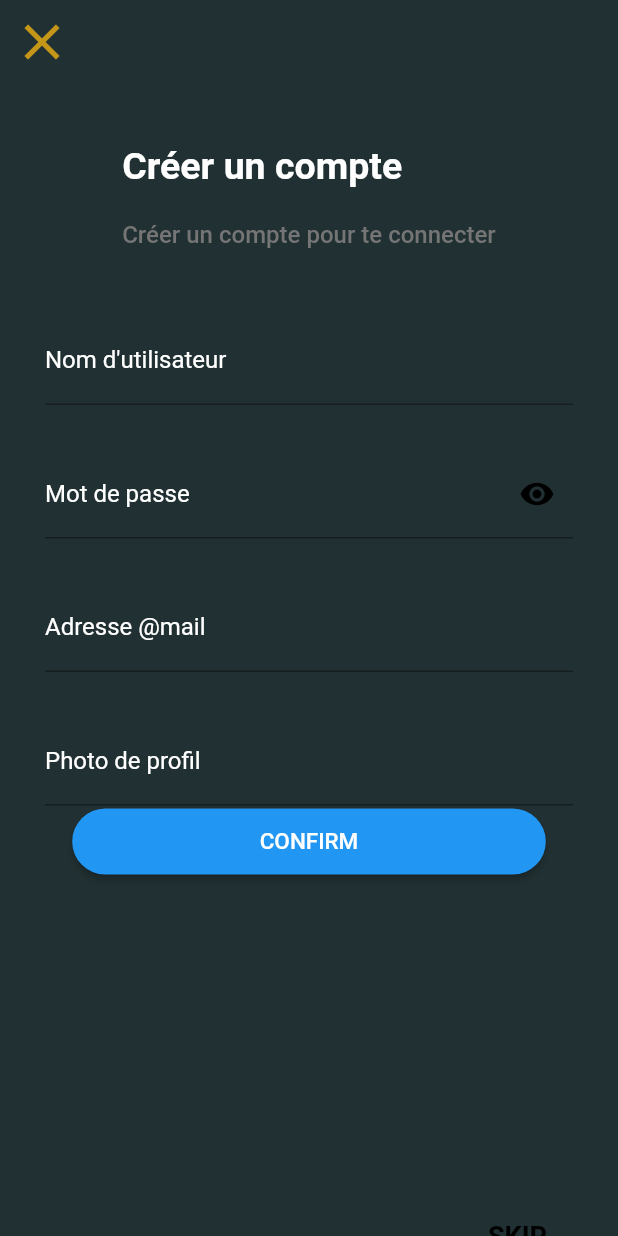
After one commit to FlorianCohenJoly/FlutterCoding, a Flutter app: the screen it shows after launch, after a tap on "Créer un compte", on a phone screen of 412 x 824 dp. The commit adds this screen. Run offline on Flutter 3.47's test engine with Material 2 defaults, Android fonts, the phone set to English and light mode, and no system bars; our stand-ins replace lottie; missing offline and left inert: mongo_dart; network calls fail.

Commit message:
Ajout de la fonctionnalité de création de compte

```diff
--- /dev/null
+++ b/app_flutter_coding/lib/bdd/constant.dart
@@ -0,0 +1,2 @@
+const MONGO_url = "mongodb+srv://test:test@cluster0.q26xcnc.mongodb.net/test?retryWrites=true&w=majority";
+const COLLECTION_NAME = "user";
--- /dev/null
+++ b/app_flutter_coding/lib/bdd/display.dart
@@ -0,0 +1,24 @@
+import 'package:flutter/material.dart';
+
+class MongoDbInsert extends StatefulWidget {
+  const MongoDbInsert({ Key? key }) : super(key: key);
+
+  @override
+  _MongoDbInsertState createState() => _MongoDbInsertState();
+}
+
+class _MongoDbInsertState extends State<MongoDbInsert> {
+  @override
+  Widget build(BuildContext context) {
+    return Scaffold(
+      body: SafeArea(
+
+        child: Column(
+          children: [
+            Text("hello world")
+          ],
+        ),
+      ),
+    );
+  }
+}
--- /dev/null
+++ b/app_flutter_coding/lib/bdd/mongoDBModel.dart
@@ -0,0 +1,43 @@
+// To parse this JSON data, do
+//
+//     final mongoDbModel = mongoDbModelFromJson(jsonString);
+
+import 'dart:convert';
+
+import 'package:mongo_dart/mongo_dart.dart';
+
+MongoDbModel mongoDbModelFromJson(String str) => MongoDbModel.fromJson(json.decode(str));
+
+String mongoDbModelToJson(MongoDbModel data) => json.encode(data.toJson());
+
+class MongoDbModel {
+    MongoDbModel({
+      required  this.id,
+      required  this.name,
+      required this.mdp,
+      required  this.mail,
+      required this.pp,
+    });
+
+    ObjectId id;
+    String name;
+    String mdp;
+    String mail;
+    String pp;
+
+    factory MongoDbModel.fromJson(Map<String, dynamic> json) => MongoDbModel(
+        id: json["_id"],
+        name: json["name"],
+        mdp: json["mdp"],
+        mail: json["mail"],
+        pp: json["pp"],
+    );
+
+    Map<String, dynamic> toJson() => {
+        "_id": id,
+        "name": name,
+        "mdp": mdp,
+        "mail": mail,
+        "pp": pp,
+    };
+}
--- /dev/null
+++ b/app_flutter_coding/lib/bdd/mongodb.dart
@@ -0,0 +1,58 @@
+import 'dart:developer';
+
+import 'package:app_flutter_coding/bdd/constant.dart';
+import 'package:app_flutter_coding/bdd/mongoDBModel.dart';
+import 'package:mongo_dart/mongo_dart.dart';
+
+class MongoDatabase {
+  static var collection;
+  static connect() async {
+
+
+    var db = await Db.create(MONGO_url);
+    await db.open();
+    inspect(db);
+    var status = db.serverStatus();
+    print(status);
+    collection = db.collection(COLLECTION_NAME);
+    print(await collection.find().toList());
+
+    // Ajouter un users
+    // await collection.insertMany([{
+    //   "username": "mp2",
+    //   "name": "Max Payne2",
+    //   "email": "mp2@gmail.com",
+    // },
+    // {
+    //    "username": "mp3",
+    //   "name": "Max Payne3",
+    //   "email": "mp3@gmail.com",
+
+    // },
+    // ]);
+
+    // Changer un user
+    // await collection.update(where.eq('username', 'mp'), modify.set('name', 'Max P'));
+    // //await collection.updateMany(where.eq('username', 'mp'), modify.set('name', 'Max P'));
+
+    // Delete un user
+    // await collection.deleteOne({"username": "mp",});
+    // await collection.deleteMany({"username": "mp2",});
+
+    print(await collection.find().toList());
+  }
+
+  static Future<String> insert(MongoDbModel data) async {
+    try {
+      var result = await collection.insertOne(data.toJson());
+      if (result.isSucces) {
+        return "data inserted";
+      } else {
+        return "erreur";
+      }
+    } catch (e) {
+      print(e.toString());
+      return e.toString();
+    }
+  }
+}
--- a/app_flutter_coding/lib/body_page.dart
+++ b/app_flutter_coding/lib/body_page.dart
@@ -1,10 +1,11 @@
+import 'package:app_flutter_coding/animation/delayed_animation.dart';
+import 'package:app_flutter_coding/connexion/inscription_page.dart';
 import 'package:app_flutter_coding/connexion/login_page.dart';
 import 'package:flutter/material.dart';
-
-
+import 'package:lottie/lottie.dart';
 
 class Body extends StatefulWidget {
-  const Body({ Key? key }) : super(key: key);
+  const Body({Key? key}) : super(key: key);
 
   @override
   _BodyState createState() => _BodyState();
@@ -14,6 +15,16 @@ class _BodyState extends State<Body> {
   @override
   Widget build(BuildContext context) {
     return Container(
+        color: Color.fromARGB(255, 33, 48, 50),
+      child: Column(
+        mainAxisAlignment: MainAxisAlignment.spaceEvenly,
+        children: [
+          essai(),
+          Column(
+            mainAxisAlignment: MainAxisAlignment.spaceEvenly,
+            children: [
+              DelayedAnimation(
+                delay: 1000,
                 child: ElevatedButton(
                   onPressed: () {
                     Navigator.push(
@@ -23,13 +34,72 @@ class _BodyState extends State<Body> {
                       ),
                     );
                   },
-                          child: Text("C'est partie"),
+                  child: Text("Connecte toi"),
                   style: ElevatedButton.styleFrom(
                     shape: StadiumBorder(),
-                            backgroundColor: Colors.green.shade400,
+                    padding: EdgeInsets.symmetric(
+                      horizontal: 125,
+                      vertical: 10,
+                    ),
+                    backgroundColor: Colors.blue,
                     textStyle: TextStyle(
-                              fontSize: 15,
+                      fontSize: 25,
                     ),
+                  ),
+                ),
+              ),
+              Text(
+                "ou",
+                style: TextStyle(
+                  color: Colors.white,
+                  fontSize: 25,
+                  fontWeight: FontWeight.w600,
+                ),
+              ),
+              DelayedAnimation(
+                delay: 1000,
+                child: ElevatedButton(
+                  onPressed: () {
+                    Navigator.push(
+                      context,
+                      MaterialPageRoute(
+                        builder: (context) => InscriptionPage(),
+                      ),
+                    );
+                  },
+                  child: Text("Créer un compte"),
+                  style: ElevatedButton.styleFrom(
+                    shape: StadiumBorder(),
+                    padding: EdgeInsets.symmetric(
+                      horizontal: 105,
+                      vertical: 10,
+                    ),
+                    backgroundColor: Colors.blue,
+                    textStyle: TextStyle(
+                      fontSize: 25,
+                    ),
+                  ),
+                ),
+              ),
+            ],
+          ),
+        ],
+      ),
+    );
+  }
+}
+
+class essai extends StatelessWidget {
+  const essai({Key? key}) : super(key: key);
+
+  @override
+  Widget build(BuildContext context) {
+    return Container(
+      child: Center(
+        child: Lottie.network(
+          "https://assets7.lottiefiles.com/packages/lf20_Dpi26A.json",
+          width: 400,
+          height: 400,
         ),
       ),
     );
--- /dev/null
+++ b/app_flutter_coding/lib/connexion/inscription_page.dart
@@ -0,0 +1,228 @@
+import 'package:app_flutter_coding/animation/delayed_animation.dart';
+import 'package:app_flutter_coding/bdd/mongoDBModel.dart';
+import 'package:app_flutter_coding/bdd/mongodb.dart';
+import 'package:app_flutter_coding/body_page.dart';
+import 'package:flutter/material.dart';
+import 'package:mongo_dart/mongo_dart.dart' as M;
+
+
+class InscriptionPage extends StatelessWidget {
+
+
+  @override
+  Widget build(BuildContext context) {
+    return Scaffold(
+      backgroundColor: Color.fromARGB(255, 33, 48, 50),
+      appBar: AppBar(
+        elevation: 0,
+        backgroundColor: Color.fromARGB(255, 33, 48, 50),
+        leading: IconButton(
+          icon: Icon(
+            Icons.close,
+            color: Color.fromARGB(232, 212, 161, 21),
+            size: 40,
+          ),
+          onPressed: () {
+            Navigator.pop(context);
+          },
+        ),
+      ),
+      body: SingleChildScrollView(
+        child: Column(
+          children: [
+            Container(
+              margin: EdgeInsets.symmetric(
+                vertical: 40,
+                horizontal: 30,
+              ),
+              child: Column(
+                crossAxisAlignment: CrossAxisAlignment.start,
+                children: [
+                  DelayedAnimation(
+                    delay: 0,
+                    child: Text(
+                      "Créer un compte",
+                      style: TextStyle(
+                        color: Colors.white,
+                        fontSize: 25,
+                        fontWeight: FontWeight.w600,
+                      ),
+                    ),
+                  ),
+                  SizedBox(height: 22),
+                  DelayedAnimation(
+                    delay: 0,
+                    child: Text(
+                      "Créer un compte pour te connecter",
+                      style: TextStyle(
+                        color: Colors.grey[600],
+                        fontSize: 16,
+                        fontWeight: FontWeight.w500,
+                      ),
+                    ),
+                  ),
+                ],
+              ),
+            ),
+            SizedBox(height: 5),
+            InscriptForm(),
+            SizedBox(height: 125),
+
+            SizedBox(height: 90),
+            Align(
+              alignment: Alignment.centerRight,
+              child: Padding(
+                padding: EdgeInsets.only(right: 35),
+                child: TextButton(
+                  onPressed: () {
+                    Navigator.pop(context);
+                  },
+                  child: DelayedAnimation(
+                    delay: 0,
+                    child: Text(
+                      "SKIP",
+                      style: TextStyle(
+                        color: Colors.black,
+                        fontSize: 18,
+                        fontWeight: FontWeight.w600,
+                      ),
+                    ),
+                  ),
+                ),
+              ),
+            ),
+          ],
+        ),
+      ),
+    );
+  }
+}
+
+class InscriptForm extends StatefulWidget {
+  const InscriptForm({Key? key}) : super(key: key);
+
+  @override
+  _InscriptFormState createState() => _InscriptFormState();
+}
+
+class _InscriptFormState extends State<InscriptForm> {
+  var nameController = new TextEditingController();
+  var mdpController = new TextEditingController();
+  var emailController = new TextEditingController();
+  var ppController = new TextEditingController();
+
+  @override
+  Widget build(BuildContext context) {
+    return Container(
+      margin: EdgeInsets.symmetric(
+        horizontal: 30,
+      ),
+      child: Column(
+        children: [
+          DelayedAnimation(
+            delay: 0,
+            child: TextField(
+              controller: nameController,
+              decoration: InputDecoration(
+                labelText: "Nom d'utilisateur",
+                labelStyle: TextStyle(
+                  color: Colors.white,
+                ),
+              ),
+            ),
+          ),
+          SizedBox(height: 30),
+          DelayedAnimation(
+            delay: 0,
+            child: TextField(
+              controller: mdpController,
+              decoration: InputDecoration(
+                labelStyle: TextStyle(
+                  color: Colors.white,
+                ),
+                labelText: 'Mot de passe',
+                suffixIcon: IconButton(
+                  icon: Icon(
+                    Icons.visibility,
+                    color: Colors.black,
+                  ),
+                  onPressed: () {
+                    setState(() {});
+                  },
+                ),
+              ),
+            ),
+          ),
+          SizedBox(height: 30),
+          DelayedAnimation(
+            delay: 0,
+            child: TextField(
+              controller: emailController,
+              decoration: InputDecoration(
+                labelText: "Adresse @mail",
+                labelStyle: TextStyle(
+                  color: Colors.white,
+                ),
+              ),
+            ),
+          ),
+          SizedBox(height: 30),
+          DelayedAnimation(
+            delay: 0,
+            child: TextField(
+              controller: ppController,
+              decoration: InputDecoration(
+                labelText: "Photo de profil",
+                labelStyle: TextStyle(
+                  color: Colors.white,
+                ),
+              ),
+            ),
+          ),
+          DelayedAnimation(
+              delay: 0,
+              child: ElevatedButton(
+                style: ElevatedButton.styleFrom(
+                  shape: StadiumBorder(),
+                  padding: EdgeInsets.symmetric(
+                    horizontal: 125,
+                    vertical: 13,
+                  ),
+                ),
+                child: Text(
+                  'CONFIRM',
+                  style: TextStyle(
+                    color: Colors.white,
+                    fontSize: 15,
+                    fontWeight: FontWeight.w500,
+                  ),
+                ),
+                onPressed: () {
+                  _insertData(nameController.text,mdpController.text,emailController.text,ppController.text);
+                  Navigator.push(
+                    context,
+                    MaterialPageRoute(
+                      builder: (context) => Body(),
+                    ),
+                  );
+                },
+              ),
+            ),
+        ],
+      ),
+    );
+  }
+}
+
+
+Future<void> _insertData(String name, String mdp, String email, String pp) async {
+
+  var _id = M.ObjectId();
+  final data = MongoDbModel(id: _id, name: name, mdp: mdp, mail: email, pp: pp);
+  var result  = await MongoDatabase.insert(data);
+
+  //ScaffoldMessenger.of(context).showSnackBar(SnackBar(content: Text("insert"+_id.$oid)));
+
+
+
+}
--- a/app_flutter_coding/lib/connexion/login_page.dart
+++ b/app_flutter_coding/lib/connexion/login_page.dart
@@ -38,7 +38,7 @@ class LoginPage extends StatelessWidget {
             DelayedAnimation(
               delay: 0,
               child: Text(
-                "Inscrivez vous avec votre adresse email",
+                "Connecte toi avec ton nom d'utilisateur",
                 style: TextStyle(
                   color: Colors.white,
                   fontSize: 25,
@@ -50,7 +50,7 @@ class LoginPage extends StatelessWidget {
             DelayedAnimation(
               delay: 0,
               child: Text(
-                "Il est recommandé de vous connecter avec votre adresse e-mail pour mieux protéger vos informations.",
+                "Connecte toi pour pouvoir accéder à l'application. De plus, il est recommandé de te  connecter avec ton adresse e-mail pour mieux protéger tes informations.",
                 style: TextStyle(
                   color: Colors.grey[600],
                   fontSize: 16,
@@ -143,7 +143,7 @@ class _LoginFormState extends State<LoginForm> {
             delay: 0,
             child: TextField(
               decoration: InputDecoration(
-                labelText: 'Votre email',
+                labelText: "Ton nom d'utilisateur",
                 labelStyle: TextStyle(
                   color: Colors.white,
                 ),
--- a/app_flutter_coding/lib/main.dart
+++ b/app_flutter_coding/lib/main.dart
@@ -1,11 +1,15 @@
+import 'package:app_flutter_coding/bdd/mongodb.dart';
 import 'package:app_flutter_coding/body_page.dart';
 import 'package:app_flutter_coding/connexion/login_page.dart';
 import 'package:flutter/material.dart';
 
-void main() {
+Future<void> main() async {
+  WidgetsFlutterBinding.ensureInitialized();
+  await MongoDatabase.connect();
+
+
   runApp(const MyApp());
 }
-
 class MyApp extends StatelessWidget {
   const MyApp({super.key});
 
@@ -15,7 +19,13 @@ class MyApp extends StatelessWidget {
     return MaterialApp(
       debugShowCheckedModeBanner: false,
       title: 'Flutter Demo',
-      home: Body(),
+      home: Scaffold(
+        body: Body(),
+
+      ),
+
+
+
     );
   }
 }
--- a/app_flutter_coding/pubspec.yaml
+++ b/app_flutter_coding/pubspec.yaml
@@ -32,10 +32,16 @@ dependencies:
   flutter:
     sdk: flutter
 
+  lottie: ^1.4.3
+
+
 
   # The following adds the Cupertino Icons font to your application.
   # Use with the CupertinoIcons class for iOS style icons.
   cupertino_icons: ^1.0.2
+
+  mongo_dart: ^0.7.4+1
+
 
 dev_dependencies:
   flutter_test:
```
Also changed, not shown: app_flutter_coding/pubspec.lock. Lines whose indentation alone changed are shown as unchanged.
